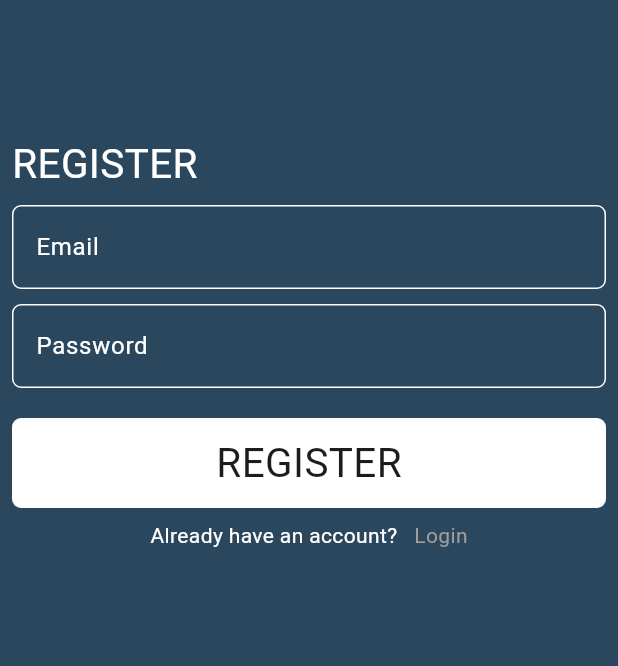
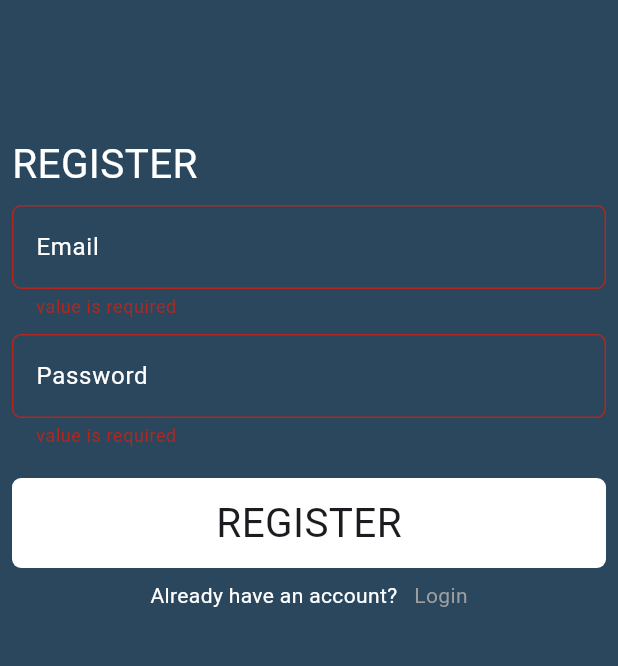
Before and after one commit to AlphaDeveloper97/chat_app, a Flutter app: the RegisterPage screen opened by its route, after a tap on "REGISTER", on a phone screen of 412 x 824 dp, the part 305-971 px from its top. Run offline on Flutter 3.47's test engine with Material 3 defaults, Android fonts, the phone set to English and light mode, and no system bars; drawn by our look-alikes of modal_progress_hud_nsn; our stand-ins replace firebase_auth, firebase_core; accounts and stored records are empty.

Commit message:
create show snack bar method

```diff
--- /dev/null
+++ b/lib/helper/show_snak_bar.dart
@@ -0,0 +1,5 @@
+import 'package:flutter/material.dart';
+
+void showSnackBar(BuildContext context, String message) {
+  ScaffoldMessenger.of(context).showSnackBar(SnackBar(content: Text(message)));
+}
--- a/lib/pages/register_page.dart
+++ b/lib/pages/register_page.dart
@@ -3,7 +3,9 @@ import 'package:chat_app/pages/login_page.dart';
 import 'package:chat_app/widgets/custom_button.dart';
 import 'package:chat_app/widgets/custom_text.dart';
 import 'package:chat_app/widgets/custom_text_form_field.dart';
+import 'package:firebase_auth/firebase_auth.dart';
 import 'package:flutter/material.dart';
+import 'package:modal_progress_hud_nsn/modal_progress_hud_nsn.dart';
 
 class RegisterPage extends StatefulWidget {
   const RegisterPage({super.key});
@@ -18,10 +20,12 @@ class _RegisterPageState extends State<RegisterPage> {
 
   String? password;
   GlobalKey<FormState> formKey = GlobalKey();
-
+  bool isLoading = false;
   @override
   Widget build(BuildContext context) {
-    return Scaffold(
+    return ModalProgressHUD(
+      inAsyncCall: isLoading,
+      child: Scaffold(
         backgroundColor: kPrimaryColor,
         body: Padding(
           padding: const EdgeInsets.symmetric(horizontal: 8),
@@ -70,7 +74,26 @@ class _RegisterPageState extends State<RegisterPage> {
                   obscureText: false,
                 ),
                 SizedBox(height: 20),
-              CustomButton(onTap: () {}, text: "REGISTER"),
+                CustomButton(
+                  onTap: () async {
+                    if (formKey.currentState!.validate()) {
+                      isLoading = true;
+                      setState(() {});
+                      try {
+                        await registerUser();
+                      } on FirebaseAuthException catch (e) {
+                        if (e.code == 'weak-password') {
+                          print('The password provided is too weak.');
+                        } else if (e.code == 'email-already-in-use') {
+                          print('The account already exists for that email.');
+                        }
+                      } catch (e) {
+                        print(e);
+                      }
+                    }
+                  },
+                  text: "REGISTER",
+                ),
                 SizedBox(height: 8),
                 Row(
                   mainAxisAlignment: MainAxisAlignment.center,
@@ -96,6 +119,14 @@ class _RegisterPageState extends State<RegisterPage> {
             ),
           ),
         ),
+      ),
+    );
+  }
+
+  Future<void> registerUser() async {
+    await FirebaseAuth.instance.createUserWithEmailAndPassword(
+      email: email!,
+      password: password!,
     );
   }
 }
```
Lines whose indentation alone changed are shown as unchanged.
